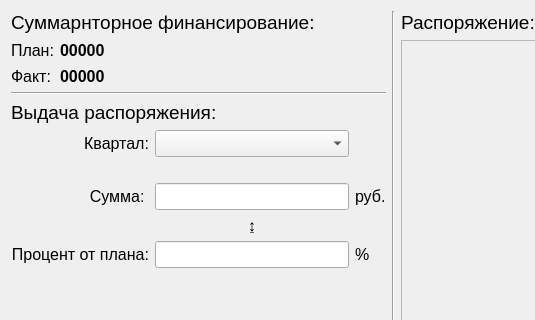
This is gui/Forms/orderform.ui in mipatov/subd as Qt 5 draws it before an edit; both pictures show x 0 to 535 and y 0 to 320 of the 662 by 475 pixel window. The edited form follows.
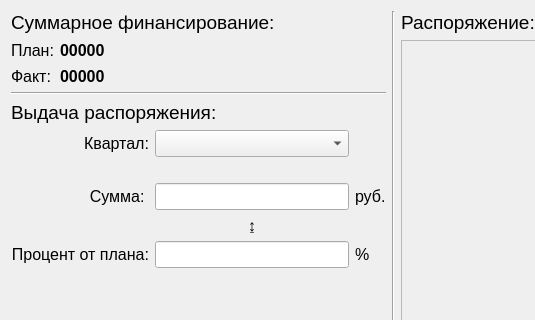
This is the edited form.

Commit message: сохраниение распоряжения в ворд + фиксы в форме фин

What changed in the file:
```diff
--- a/gui/Forms/orderform.ui
+++ b/gui/Forms/orderform.ui
@@ -105,7 +105,7 @@
         </font>
        </property>
        <property name="text">
-        <string>Суммарнторное финансирование:</string>
+        <string>Суммарное финансирование:</string>
        </property>
       </widget>
      </item>
```
The commit also changes 5 other files.
